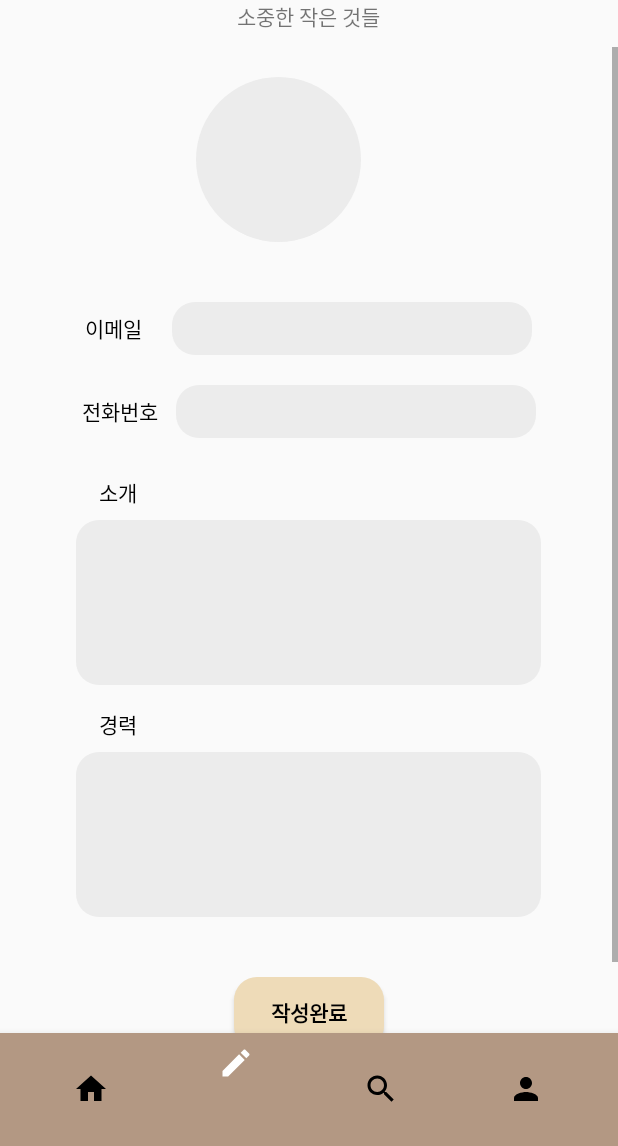
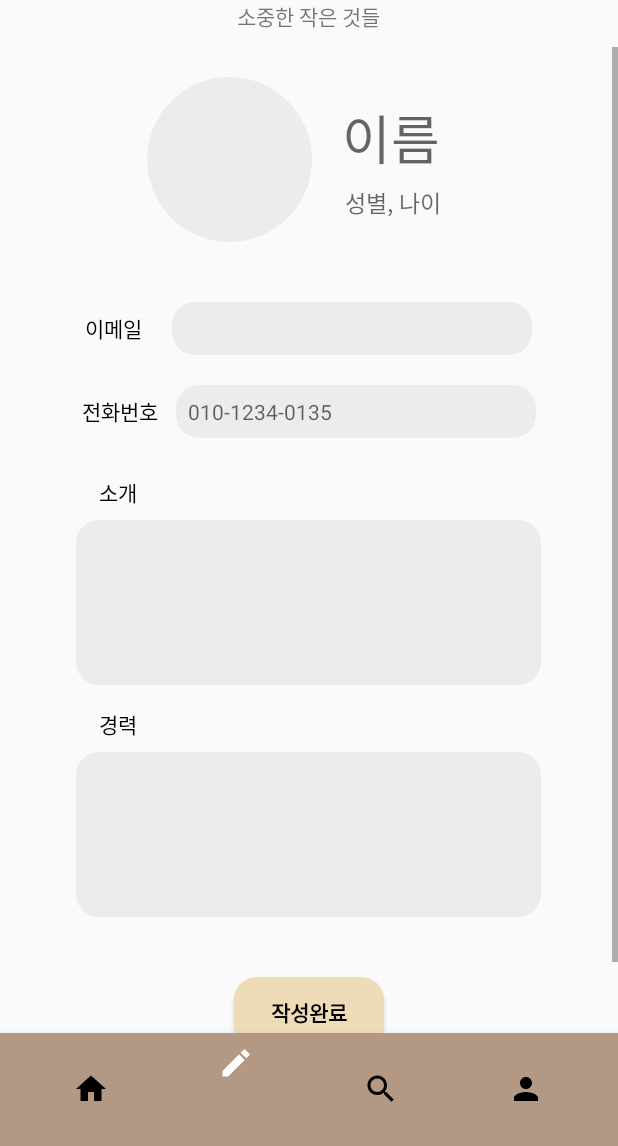
Before and after one commit to kangyeson/Sumtan, an Android app: the fragment Frag_search_user placed in its activity, item 2 of the bottom bar chosen, on a phone screen of 412 x 824 dp, the part 90-1236 px from its top. Run offline under Robolectric (Android 15) with nearby library versions, the phone set to English and light mode, and no system bars; our stand-ins replace Firebase (no records; nobody signed in at launch, a user with empty details on screens opened directly); 2 statements that could not run were skipped.

Commit message:
중간커밋

```diff
--- a/app/build.gradle
+++ b/app/build.gradle
@@ -22,6 +22,10 @@ android {
             proguardFiles getDefaultProguardFile('proguard-android-optimize.txt'), 'proguard-rules.pro'
         }
     }
+    compileOptions {
+        sourceCompatibility JavaVersion.VERSION_1_8
+        targetCompatibility JavaVersion.VERSION_1_8
+    }
 //    compileOptions {
 //        sourceCompatibility JavaVersion.VERSION_1_8
 //        targetCompatibility JavaVersion.VERSION_1_8
--- a/app/src/main/java/kr/hs/emirim/sumtan/Frag_search_user.java
+++ b/app/src/main/java/kr/hs/emirim/sumtan/Frag_search_user.java
@@ -31,15 +31,12 @@ public class Frag_search_user extends Fragment {
             }
         });
 
-        searchbtn.setOnClickListener(new View.OnClickListener() {
-            @Override
-            public void onClick(View v) {
-                Intent intent = new Intent(getActivity(), AddressCard.class);
-                startActivity(intent);
-            }
+        searchbtn.setOnClickListener(view -> {
+            Intent intent = new Intent(getActivity(), AddressCard.class);
+            startActivity(intent);
         });
 
-
+//
         return view;
     }
 }
--- a/app/src/main/res/layout/activity_frag_search_user.xml
+++ b/app/src/main/res/layout/activity_frag_search_user.xml
@@ -54,7 +54,8 @@
             android:text="지역 설정"
             android:textAlignment="textStart"
             android:textSize="18dp"
-            tools:ignore="RtlCompat" />
+            tools:ignore="RtlCompat"
+            android:onClick="onSearchDialog"/>
 
     </LinearLayout>
 
--- a/app/src/main/res/layout/activity_frag_write_user.xml
+++ b/app/src/main/res/layout/activity_frag_write_user.xml
@@ -5,7 +5,8 @@
     xmlns:tools="http://schemas.android.com/tools"
     android:layout_width="match_parent"
     android:layout_height="match_parent"
-    android:orientation="vertical">
+    android:orientation="vertical"
+    tools:context=".NewPostActivity">
 
 
     <LinearLayout
@@ -61,11 +62,20 @@
                     >
 
                     <TextView
-                        android:id="@+id/user_name"
                         android:layout_width="wrap_content"
                         android:layout_height="wrap_content"
                         android:layout_marginLeft="20dp"
                         android:textSize="35dp"
+                        android:hint="이름"
+                        android:background="@null"/>
+
+                    <TextView
+                        android:layout_width="wrap_content"
+                        android:layout_height="wrap_content"
+                        android:layout_marginLeft="22dp"
+                        android:layout_marginTop="5dp"
+                        android:textSize="15dp"
+                        android:hint="성별, 나이"
                         android:background="@null"/>
 
                 </LinearLayout>
@@ -92,7 +102,6 @@
                         />
 
                     <TextView
-                        android:id="@+id/user_email"
                         android:layout_width="240dp"
                         android:layout_height="35dp"
                         android:layout_gravity="end"
@@ -119,13 +128,13 @@
                         />
 
                     <TextView
-                        android:id="@+id/user_tele"
                         android:layout_width="240dp"
                         android:layout_height="35dp"
                         android:layout_gravity="end"
                         android:layout_marginLeft="12dp"
                         android:background="@drawable/introduce_box"
                         android:inputType="textLongMessage"
+                        android:hint="010-1234-0135"
                         android:padding="8dp"
                         android:textSize="14dp"
                         />
```
Also changed, not shown: app/src/main/java/kr/hs/emirim/sumtan/AddressCard.java (+18 -19 lines).
